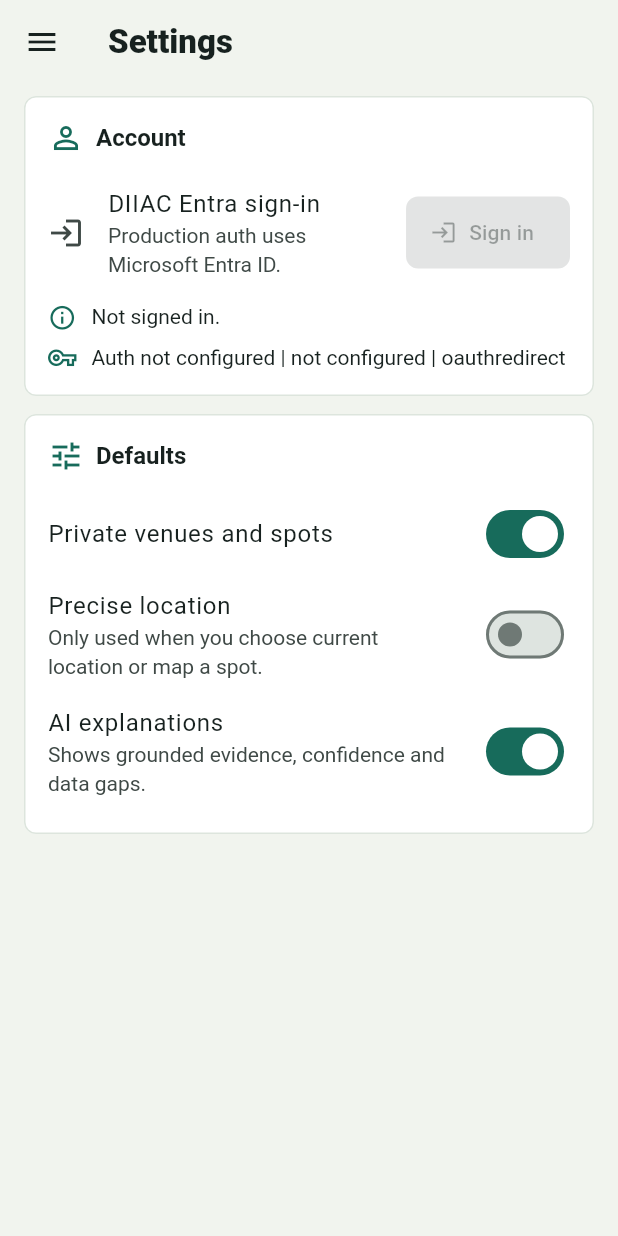
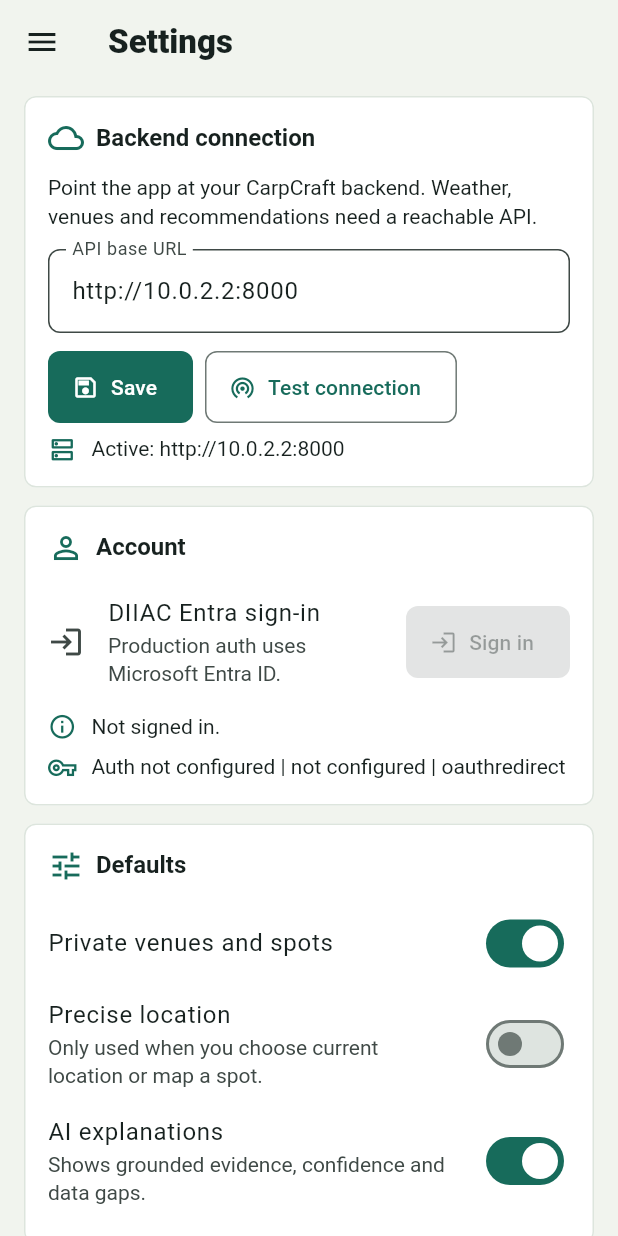
Before and after one commit to neil9bailey/CarpCraft-Intelligence, a Flutter app: the SettingsScreen screen opened by its route, on a phone screen of 412 x 824 dp. Run offline on Flutter 3.47's test engine with Material 3 defaults, Android fonts, the phone set to English and light mode, and no system bars; our stand-ins replace app_links, flutter_secure_storage, geolocator, google_maps_flutter, image_picker, package_info_plus; accounts and stored records are empty.

Commit message:
Fix device-testing blockers: backend config, Maps, cleartext
Root causes of weather/venues/maps failing on-device after the live-first
refactor were configuration/connectivity, plus a real Maps bug:

- Add a runtime backend URL setting with a "Test connection" health check
  (Settings -> Backend connection), persisted via secure storage. The build
  default http://10.0.2.2:8000 only works on an emulator; this lets the
  installed APK point at Azure or a LAN backend without rebuilding. The API
  client now uses this override for every request.
- Fix Google Maps: the in-app map widget is gated on a GOOGLE_MAPS_API_KEY
  dart-define that CI never passed (only the manifest key was set), so the map
  showed "key missing" even when valid. The release workflow now passes the
  key as a dart-define too.
- Allow cleartext HTTP for LAN dev backends during testing via a scoped
  network_security_config (production should use HTTPS).
- Document troubleshooting for weather/venues/maps/auth in docs/17.

Backend logic verified locally: /health, weather and endpoints work; empty
weather here is only this sandbox blocking Open-Meteo egress.

```diff
--- a/mobile/carpcraft_app/lib/features/settings/settings_screens.dart
+++ b/mobile/carpcraft_app/lib/features/settings/settings_screens.dart
@@ -1,9 +1,13 @@
+import 'dart:async';
+import 'dart:io';
+
 import 'package:flutter/material.dart';
 import 'package:geolocator/geolocator.dart';
 
 import '../../core/app_settings_state.dart';
 import '../../core/auth_service.dart';
 import '../../core/auth_state.dart';
+import '../../core/runtime_config.dart';
 import '../../shared/carp_scaffold.dart';
 
 class SettingsScreen extends StatefulWidget {
@@ -15,8 +19,89 @@ class SettingsScreen extends StatefulWidget {
 
 class _SettingsScreenState extends State<SettingsScreen> {
   final CarpCraftAuthService _authService = CarpCraftAuthService();
+  final TextEditingController _apiBaseUrlController = TextEditingController();
   bool _signingIn = false;
   bool _requestingLocation = false;
+  bool _testingConnection = false;
+  bool _savingApiBaseUrl = false;
+  String? _connectionResult;
+  bool _connectionOk = false;
+
+  @override
+  void initState() {
+    super.initState();
+    _apiBaseUrlController.text = RuntimeConfig.instance.effectiveBaseUrl;
+  }
+
+  @override
+  void dispose() {
+    _apiBaseUrlController.dispose();
+    super.dispose();
+  }
+
+  Future<void> _saveApiBaseUrl() async {
+    setState(() {
+      _savingApiBaseUrl = true;
+    });
+    final value = _apiBaseUrlController.text.trim();
+    await RuntimeConfig.instance.setApiBaseUrl(value.isEmpty ? null : value);
+    if (!mounted) {
+      return;
+    }
+    _apiBaseUrlController.text = RuntimeConfig.instance.effectiveBaseUrl;
+    setState(() {
+      _savingApiBaseUrl = false;
+    });
+    ScaffoldMessenger.of(context).showSnackBar(
+      SnackBar(
+          content: Text(
+              'Backend set to ${RuntimeConfig.instance.effectiveBaseUrl}')),
+    );
+  }
+
+  Future<void> _testConnection() async {
+    final url = _apiBaseUrlController.text.trim().isEmpty
+        ? RuntimeConfig.instance.effectiveBaseUrl
+        : _apiBaseUrlController.text.trim();
+    setState(() {
+      _testingConnection = true;
+      _connectionResult = null;
+    });
+    var ok = false;
+    String message;
+    final client = HttpClient();
+    client.connectionTimeout = const Duration(seconds: 8);
+    try {
+      final base = url.endsWith('/') ? url.substring(0, url.length - 1) : url;
+      final request = await client
+          .getUrl(Uri.parse('$base/health'))
+          .timeout(const Duration(seconds: 8));
+      final response = await request.close().timeout(const Duration(seconds: 8));
+      await response.drain<void>();
+      if (response.statusCode >= 200 && response.statusCode < 300) {
+        ok = true;
+        message = 'Connected to $base (HTTP ${response.statusCode}).';
+      } else {
+        message = 'Reachable but returned HTTP ${response.statusCode} from $base.';
+      }
+    } on TimeoutException {
+      message = 'Timed out reaching $url. Check the URL and that the backend is running.';
+    } on SocketException catch (error) {
+      message = 'Could not connect to $url: ${error.message}.';
+    } catch (error) {
+      message = 'Connection test failed: $error';
+    } finally {
+      client.close(force: true);
+    }
+    if (!mounted) {
+      return;
+    }
+    setState(() {
+      _testingConnection = false;
+      _connectionOk = ok;
+      _connectionResult = message;
+    });
+  }
 
   Future<void> _signIn() async {
     setState(() {
@@ -84,6 +169,64 @@ class _SettingsScreenState extends State<SettingsScreen> {
     return CarpScaffold(
       title: 'Settings',
       children: [
+        SectionCard(
+          title: 'Backend connection',
+          icon: Icons.cloud_outlined,
+          children: [
+            const Text(
+                'Point the app at your CarpCraft backend. Weather, venues and '
+                'recommendations need a reachable API.'),
+            const SizedBox(height: 12),
+            TextField(
+              controller: _apiBaseUrlController,
+              keyboardType: TextInputType.url,
+              autocorrect: false,
+              decoration: const InputDecoration(
+                labelText: 'API base URL',
+                hintText: 'https://your-backend.example.com',
+              ),
+            ),
+            const SizedBox(height: 12),
+            Wrap(
+              spacing: 8,
+              runSpacing: 8,
+              children: [
+                FilledButton.icon(
+                  onPressed: _savingApiBaseUrl ? null : _saveApiBaseUrl,
+                  icon: _savingApiBaseUrl
+                      ? const SizedBox(
+                          width: 16,
+                          height: 16,
+                          child: CircularProgressIndicator(strokeWidth: 2))
+                      : const Icon(Icons.save_outlined),
+                  label: const Text('Save'),
+                ),
+                OutlinedButton.icon(
+                  onPressed: _testingConnection ? null : _testConnection,
+                  icon: _testingConnection
+                      ? const SizedBox(
+                          width: 16,
+                          height: 16,
+                          child: CircularProgressIndicator(strokeWidth: 2))
+                      : const Icon(Icons.wifi_tethering_outlined),
+                  label: const Text('Test connection'),
+                ),
+              ],
+            ),
+            _SettingsLine(
+              icon: Icons.dns_outlined,
+              text: 'Active: ${RuntimeConfig.instance.effectiveBaseUrl}',
+            ),
+            if (_connectionResult != null)
+              _SettingsLine(
+                icon: _connectionOk
+                    ? Icons.check_circle_outline
+                    : Icons.error_outline,
+                text: _connectionResult!,
+              ),
+          ],
+        ),
+        const SizedBox(height: 12),
         SectionCard(
           title: 'Account',
           icon: Icons.person_outline,
--- a/mobile/carpcraft_app/lib/main.dart
+++ b/mobile/carpcraft_app/lib/main.dart
@@ -2,9 +2,11 @@ import 'package:flutter/material.dart';
 
 import 'app.dart';
 import 'core/auth_service.dart';
+import 'core/runtime_config.dart';
 
 Future<void> main() async {
   WidgetsFlutterBinding.ensureInitialized();
+  await RuntimeConfig.instance.load();
   final authService = CarpCraftAuthService();
   await authService.startRedirectHandling();
   await authService.restoreSession();
```
Also changed, not shown: mobile/carpcraft_app/lib/core/api_client.dart (+12 -1 lines), mobile/carpcraft_app/lib/core/runtime_config.dart (added, +78 -0 lines), 4 other files.
